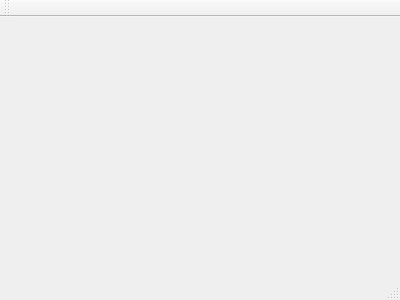
First picture: the form in TrackerTest/mainwindow.ui, repository qimmer/mta13341, before the edit.
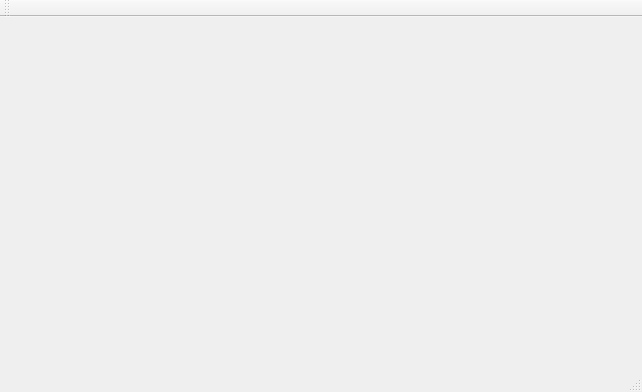
Second picture: the form after the edit.

Commit message: Added depth image and loading procedure in test.

What changed in the file:
```diff
--- a/TrackerTest/mainwindow.ui
+++ b/TrackerTest/mainwindow.ui
@@ -1,24 +1,56 @@
 <ui version="4.0">
  <class>MainWindow</class>
- <widget class="QMainWindow" name="MainWindow" >
-  <property name="geometry" >
+ <widget class="QMainWindow" name="MainWindow">
+  <property name="geometry">
    <rect>
     <x>0</x>
     <y>0</y>
-    <width>400</width>
-    <height>300</height>
+    <width>642</width>
+    <height>392</height>
    </rect>
   </property>
   <property name="windowTitle" >
    <string>MainWindow</string>
   </property>
-  <widget class="QMenuBar" name="menuBar" />
-  <widget class="QToolBar" name="mainToolBar" />
-  <widget class="QWidget" name="centralWidget" />
-  <widget class="QStatusBar" name="statusBar" />
+  <widget class="QWidget" name="centralWidget">
+   <layout class="QHBoxLayout" name="horizontalLayout">
+    <item>
+     <widget class="QLabel" name="imgOne">
+      <property name="text">
+       <string/>
+      </property>
+     </widget>
+    </item>
+    <item>
+     <widget class="QLabel" name="imgTwo">
+      <property name="text">
+       <string/>
+      </property>
+     </widget>
+    </item>
+   </layout>
+  </widget>
+  <widget class="QMenuBar" name="menuBar">
+   <property name="geometry">
+    <rect>
+     <x>0</x>
+     <y>0</y>
+     <width>642</width>
+     <height>21</height>
+    </rect>
+   </property>
+  </widget>
+  <widget class="QToolBar" name="mainToolBar">
+   <attribute name="toolBarArea">
+    <enum>TopToolBarArea</enum>
+   </attribute>
+   <attribute name="toolBarBreak">
+    <bool>false</bool>
+   </attribute>
+  </widget>
+  <widget class="QStatusBar" name="statusBar"/>
  </widget>
- <layoutDefault spacing="6" margin="11" />
- <pixmapfunction></pixmapfunction>
+ <layoutdefault spacing="6" margin="11"/>
  <resources/>
  <connections/>
 </ui>
```
Left out of the diff: 3 changed lines with no effect on the pictures. The commit also changes 2 other files.
